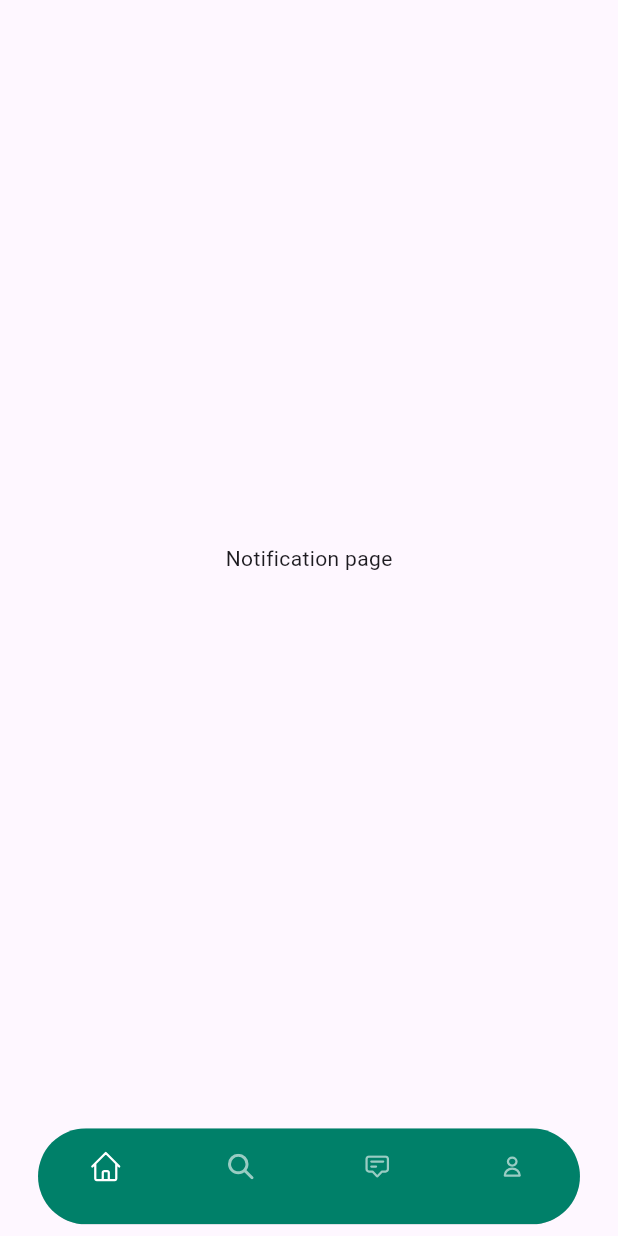
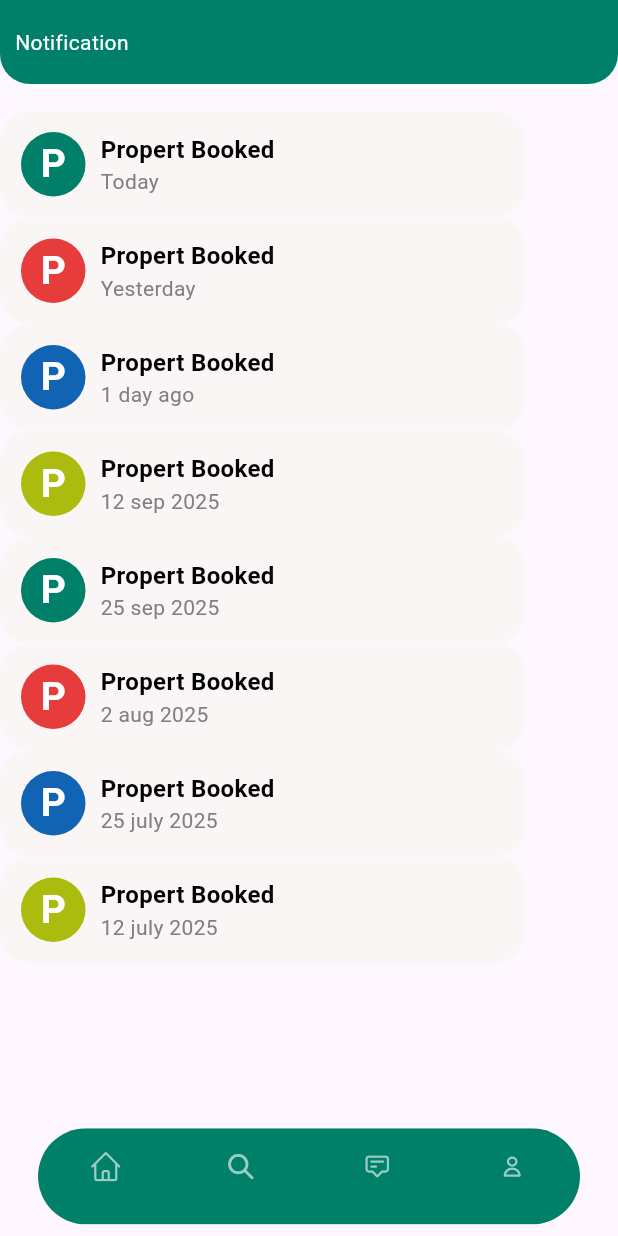
Before and after one commit to fthmnida551-star/property_managment, a Flutter app: the screen it shows after launch, item 3 of the bottom bar chosen, on a phone screen of 412 x 824 dp. Run offline on Flutter 3.47's test engine with Material 3 defaults, Android fonts, the phone set to English and light mode, and no system bars; our stand-ins replace flutter_screenutil, flutter_svg.

Commit message:
editing part

```diff
--- a/lib/core/theme/app_colors.dart
+++ b/lib/core/theme/app_colors.dart
@@ -11,7 +11,7 @@ class AppColors {
   static const yellowcolor = Color(0XFFF2BB16);
   static const redcolor = Color(0XFFE73C3C);
   // <<<<<<< HEAD
-  static const whitecolor=Color(0XFFFFF8F8);
+  static const whitecolor = Color(0XFFFFF8F8);
 
   // =======
   // >>>>>>> jafna_dev
@@ -21,9 +21,9 @@ class AppColors {
   static Color get opacitygrayColorText =>
       const Color(0xff000000).withOpacity(0.60);
   static Color get opacitygreyColor1 =>
-      const Color(0XFF0000001C).withOpacity(0.11);
+      const Color(0Xff000000).withOpacity(0.11);
   static Color get opacitygreyColor2 =>
-      const Color(0XFFA09B9B80).withOpacity(0.50);
+      const Color(0XffA09B9B).withOpacity(0.50);
 
   // profile Screen
   // Common colors
@@ -31,19 +31,20 @@ class AppColors {
   static const Color blackColor = Color(0xFF000000);
   static const Color greencolor = Color(0xFF008069);
   // Opacity color
-  static Color get opacityGrey =>
-      const Color(0xFF000000).withOpacity(0.3);
-
+  static Color get opacityGrey => const Color(0xFF000000).withOpacity(0.3);
 
   // login page
 
-
   static const Color greyColor = Color(0xFF808080);
 
+  static Color get opacityGreyy => Colors.black.withOpacity(0.5);
+  static Color get OpacitygreyColor =>
+      const Color(0xff000000).withOpacity(0.30);
+  static Color get OpacitygrayColorText =>
+      const Color(0xff000000).withOpacity(0.60);
 
-  static Color get opacityGreyy => Colors.black.withOpacity(0.5);
-  static Color get OpacitygreyColor=>
-  const Color(0xff000000).withOpacity(0.30);
-  static Color get OpacitygrayColorText=>
-  const Color(0xff000000) .withOpacity(0.60);
+  // notification Screen
+  static const Color ntfctBlue = Color(0xFF1163B4);
+  static const Color ntfctnYellow = Color(0xFFABBC0E);
+
 }
--- a/lib/core/theme/asset_resource.dart
+++ b/lib/core/theme/asset_resource.dart
@@ -4,11 +4,14 @@ class AssetResource {
   static const filteringImage = 'assets/properties/mage_filter.svg';
   static const roundeTick = 'assets/properties/rounderd_tick.svg';
   static const home = 'assets/svg/homesign.svg';
+  static const homeOutline = 'assets/svg/HomeOutline.svg';
   static const search = 'assets/svg/searchsign.svg';
   static const notification = 'assets/svg/notificationsign.svg';
   // <<<<<<< HEAD
   static const profile = 'assets/svg/profilesign.svg';
   static const building1 = 'assets/dashboard/building1.png';
+  static const camera = 'assets/properties/camera_photo.svg';
+  static const tick = 'assets/properties/tick_of_save.png';
   // =======
   static const bookingbuilding1 = 'assets/dashboard/building1.png';
   // >>>>>>> jafna_dev
@@ -17,25 +20,24 @@ class AssetResource {
   // <<<<<<< HEAD
 
   //propertydetails-----------
-  static const location='assets/propertydetails/location.png';
-  static const property='assets/propertydetails/building.png';
-  static const maintenanceIcon='assets/propertydetails/maintenance_icon.svg';
-   static const car='assets/propertydetails/car_icon.svg';
-
+  static const location = 'assets/propertydetails/location.png';
+  static const property = 'assets/propertydetails/building.png';
+  static const maintenanceIcon = 'assets/propertydetails/maintenance_icon.svg';
+  static const car = 'assets/propertydetails/car_icon.svg';
 
   // profile screen
 
- static const profilepic='asset/profile/profile.png';
-  static const edit="asset/edit.svg";
+  static const profilepic = 'assets/profile/profile.png';
+  static const edit = "asset/edit.svg";
 
   // logo
 
-   static const name="assets/auth/logo.png";
+  static const name = "assets/auth/logo.png";
 
   // =======
   static const totalproperty = 'assets/svg/totalproperty.svg';
-  static const contact ='assets/svg/contact.svg';
+  static const contact = 'assets/svg/contact.svg';
   // static const profile ='assets/svg/profilesign.svg';
-  static const appLogo ='assets/svg/logo_for_dashboard.svg';
+  static const appLogo = 'assets/svg/logo_for_dashboard.svg';
   // >>>>>>> jafna_dev
 }
--- a/lib/main.dart
+++ b/lib/main.dart
@@ -1,10 +1,14 @@
 import 'package:flutter/material.dart';
 import 'package:flutter_screenutil/flutter_screenutil.dart';
+import 'package:property_managment/presentation/animated_container.dart';
 
 
 import 'package:property_managment/presentation/booking_details.dart';
+import 'package:property_managment/presentation/notification_screen/notificationscreen.dart';
 import 'package:property_managment/presentation/propertydetails/propertydetails.dart';
 import 'package:property_managment/presentation/searching_page/add_landlord_details.dart';
+import 'package:property_managment/presentation/searching_page/add_property.dart';
+import 'package:property_managment/presentation/searching_page/searchingpage.dart';
 import 'package:property_managment/widget/bottom_navigation_bar.dart';
 import 'package:property_managment/widget/date_picker.dart';
 
@@ -29,7 +33,7 @@ class MyApp extends StatelessWidget {
       splitScreenMode: true,
       builder: (context, child) {
         return MaterialApp(
-        home: BottomNavigationWidget (),
+        home:BottomNavigationWidget(currentIndex: 0,),
         debugShowCheckedModeBanner: false,
         );
       },
--- a/lib/presentation/booking_details.dart
+++ b/lib/presentation/booking_details.dart
@@ -1,6 +1,7 @@
 import 'package:flutter/material.dart';
 import 'package:flutter_screenutil/flutter_screenutil.dart';
 import 'package:property_managment/core/theme/app_colors.dart';
+import 'package:property_managment/presentation/animated_container.dart';
 import 'package:property_managment/widget/appbar_widget.dart';
 import 'package:property_managment/widget/bottom_navigation_bar.dart';
 import 'package:property_managment/widget/date_picker.dart';
@@ -35,7 +36,7 @@ class _BookingDetailsState extends State<BookingDetails> {
                 ),
               ),
               Text(
-                'Add Landlord details',
+                'Add Booking Dtails',
                 style: TextStyle(color: AppColors.white, fontSize: 19.sp),
               ),
             ],
@@ -66,7 +67,7 @@ class _BookingDetailsState extends State<BookingDetails> {
                 Navigator.push(
                   context,
                   MaterialPageRoute(
-                    builder: (context) => BottomNavigationWidget(),
+                    builder: (context) =>GrowContainer(),
                   ),
                 );
               },
--- /dev/null
+++ b/lib/presentation/notification_screen/notification_container.dart
@@ -0,0 +1,73 @@
+import 'package:flutter/material.dart';
+import 'package:property_managment/core/theme/app_colors.dart';
+
+class NotificationContainer extends StatefulWidget {
+  final String text;
+  final Color color;
+  const NotificationContainer({
+    super.key,
+    required this.text,
+    required this.color,
+  });
+
+  @override
+  State<NotificationContainer> createState() => _NotificationContainerState();
+}
+
+class _NotificationContainerState extends State<NotificationContainer> {
+  @override
+  Widget build(BuildContext context) {
+    return Container(
+      width: 350,
+      height: 71,
+      decoration: BoxDecoration(
+        color: AppColors.searchbar,
+        borderRadius: BorderRadius.circular(20),
+      ),
+      child: Padding(
+        padding: const EdgeInsets.all(14.0),
+        child: Row(
+          children: [
+            Container(
+              height: 43,
+              width: 43,
+              decoration: BoxDecoration(
+                color: widget.color,
+                borderRadius: BorderRadius.circular(50),
+              ),
+              child: Center(
+                child: Text(
+                  "P",
+                  style: TextStyle(
+                    fontSize: 26,
+                    fontWeight: FontWeight.bold,
+                    color: AppColors.white,
+                  ),
+                ),
+              ),
+            ),
+            SizedBox(width: 10,),
+            Column(
+              mainAxisAlignment: MainAxisAlignment.center,
+              crossAxisAlignment: CrossAxisAlignment.start,
+              children: [
+                Text(
+                  'Propert Booked',
+                  style: TextStyle(
+                    color: AppColors.black,
+                    fontSize: 16,
+                    fontWeight: FontWeight.bold,
+                  ),
+                ),
+                Text(
+                  widget.text,
+                  style: TextStyle(color: AppColors.greyColor, fontSize: 14),
+                ),
+              ],
+            ),
+          ],
+        ),
+      ),
+    );
+  }
+}
--- /dev/null
+++ b/lib/presentation/notification_screen/notificationscreen.dart
@@ -0,0 +1,41 @@
+import 'package:flutter/material.dart';
+import 'package:property_managment/core/theme/app_colors.dart';
+import 'package:property_managment/presentation/notification_screen/notification_container.dart';
+import 'package:property_managment/widget/appbar_widget.dart';
+
+class Notificationscreen extends StatefulWidget {
+  const Notificationscreen({super.key});
+
+  @override
+  State<Notificationscreen> createState() => _NotificationscreenState();
+}
+
+class _NotificationscreenState extends State<Notificationscreen> {
+  Widget divider=SizedBox(height: 12,);
+  @override
+  Widget build(BuildContext context) {
+    return Scaffold(
+      appBar: AppbarWidget(child: Padding(
+        padding: const EdgeInsets.only(left: 10),
+        child: Text('Notification',style: TextStyle(color: AppColors.white),),
+      ),),
+      body:SingleChildScrollView(
+        child: Column(
+          children: [
+            SizedBox(height: 18,),
+             NotificationContainer(color: AppColors.greenColor,text: 'Today',),
+             NotificationContainer(text: 'Yesterday', color: AppColors.redcolor),
+             NotificationContainer(text: '1 day ago', color: AppColors.ntfctBlue),
+             NotificationContainer(text: '12 sep 2025', color: AppColors.ntfctnYellow),
+             NotificationContainer(color: AppColors.greenColor,text: '25 sep 2025',),
+             NotificationContainer(text: '2 aug 2025', color: AppColors.redcolor),
+             NotificationContainer(text: '25 july 2025', color: AppColors.ntfctBlue),
+             NotificationContainer(text: '12 july 2025', color: AppColors.ntfctnYellow)
+          ],
+        ),
+      ),
+
+
+    );
+  }
+}
--- a/lib/presentation/profile/profile.dart
+++ b/lib/presentation/profile/profile.dart
@@ -1,6 +1,6 @@
 import 'package:flutter/material.dart';
 import 'package:flutter_screenutil/flutter_screenutil.dart';
-import 'package:flutter_svg/svg.dart';
+
 import 'package:property_managment/core/theme/app_colors.dart';
 import 'package:property_managment/core/theme/asset_resource.dart';
 import 'package:property_managment/presentation/profile/widget/list_tile_container.dart';
@@ -54,7 +54,7 @@ class _ProfilescreenState extends State<Profilescreen> {
               decoration: BoxDecoration(
                 borderRadius: BorderRadius.circular(42.5),
               ),
-              child: Image.asset(AssetResource.profile),
+              child: Image.asset(AssetResource.profilepic,height: 50.h,width: 50.w,),
             ),
             title: Text(
               'Nidha C',
--- a/lib/presentation/propertydetails/propertydetails.dart
+++ b/lib/presentation/propertydetails/propertydetails.dart
@@ -1,6 +1,7 @@
 import 'package:flutter/material.dart';
 import 'package:property_managment/core/theme/app_colors.dart';
 import 'package:property_managment/core/theme/asset_resource.dart';
+import 'package:property_managment/presentation/animated_container.dart';
 import 'package:property_managment/presentation/booking_details.dart';
 import 'package:property_managment/presentation/dashboard/dashboard.dart';
 import 'package:property_managment/presentation/searching_page/add_property.dart';
--- a/lib/presentation/searching_page/add_landlord_details.dart
+++ b/lib/presentation/searching_page/add_landlord_details.dart
@@ -77,7 +77,7 @@ class _AddLandlordDetailsState extends State<AddLandlordDetails> {
                 Navigator.push(
                   context,
                   MaterialPageRoute(
-                    builder: (contex) => BottomNavigationWidget(),
+                    builder: (contex) => BottomNavigationWidget(currentIndex: 1,),
                   ),
                 );
               },
--- a/lib/presentation/searching_page/searchingpage.dart
+++ b/lib/presentation/searching_page/searchingpage.dart
@@ -123,9 +123,12 @@ class _SearchingpageState extends State<Searchingpage> {
             PropertyContainer(text: 'Booked',textColor: AppColors.white,color: AppColors.booked,),
             PropertyContainer(text: 'Booking Now'),
             PropertyContainer(text: 'Booked',textColor: AppColors.white,color: AppColors.booked,),
+
           ],
         ),
       ),
     );
   }
+
+
 }
--- a/lib/widget/bottom_navigation_bar.dart
+++ b/lib/widget/bottom_navigation_bar.dart
@@ -4,30 +4,31 @@ import 'package:flutter_svg/svg.dart';
 import 'package:property_managment/core/theme/app_colors.dart';
 import 'package:property_managment/core/theme/asset_resource.dart';
 import 'package:property_managment/presentation/dashboard/dashboard.dart';
+import 'package:property_managment/presentation/notification_screen/notificationscreen.dart';
 import 'package:property_managment/presentation/profile/profile.dart';
 import 'package:property_managment/presentation/searching_page/searchingpage.dart';
 
 class BottomNavigationWidget extends StatefulWidget {
-
-  const BottomNavigationWidget({super.key});
+  int currentIndex;
+  BottomNavigationWidget({super.key, required this.currentIndex});
 
   @override
   State<BottomNavigationWidget> createState() => _BottomNavigationWidgetState();
 }
 
 class _BottomNavigationWidgetState extends State<BottomNavigationWidget> {
-  final ValueNotifier<int> _currentIndex = ValueNotifier<int>(0);
+  // final ValueNotifier<int> _currentIndex = ValueNotifier<int>(0);
 
   final List<Widget> _pages = const [
     Center(child: DashboardScreen()),
-   Center(child: Searchingpage()),
-    Center(child: Text('Notification page')),
+    Center(child: Searchingpage()),
+    Center(child: Notificationscreen()),
     Center(child: Profilescreen()),
   ];
 
   @override
   void dispose() {
-    _currentIndex.dispose();
+    // _currentIndex.dispose();
     super.dispose();
   }
 
@@ -35,30 +36,30 @@ class _BottomNavigationWidgetState extends State<BottomNavigationWidget> {
   Widget build(BuildContext context) {
     return Scaffold(
       resizeToAvoidBottomInset: false,
-      body: ValueListenableBuilder<int>(
-        valueListenable: _currentIndex,
-        builder: (context, index, _) => _pages[index],
-      ),
+      body: _pages[widget.currentIndex],
       bottomNavigationBar: SafeArea(
         child: Padding(
           padding: EdgeInsets.symmetric(horizontal: 24.w, vertical: 8.h),
           child: ClipRRect(
             borderRadius: BorderRadius.circular(50),
             child: BottomNavigationBar(
-              currentIndex: _currentIndex.value,
-              onTap: (newIndex) => _currentIndex.value = newIndex,
+              currentIndex: widget.currentIndex,
+              onTap: (newIndex) {
+                setState(() {
+                  widget.currentIndex = newIndex;
+                });
+              },
               backgroundColor: AppColors.greenColor,
               selectedItemColor: Colors.white,
               unselectedItemColor: Colors.blueGrey,
               type: BottomNavigationBarType.fixed,
-              items:  [
+              items: [
                 BottomNavigationBarItem(
                   icon: Padding(
                     padding: const EdgeInsets.only(top: 8),
-                    child: SvgPicture.asset(AssetResource.home),
+                    child: SvgPicture.asset(AssetResource.homeOutline),
                   ),
                   label: '',
-
                 ),
                 BottomNavigationBarItem(
                   icon: Padding(
@@ -66,7 +67,6 @@ class _BottomNavigationWidgetState extends State<BottomNavigationWidget> {
                     child: SvgPicture.asset(AssetResource.search),
                   ),
                   label: '',
-
                 ),
                 BottomNavigationBarItem(
                   icon: Padding(
@@ -74,7 +74,6 @@ class _BottomNavigationWidgetState extends State<BottomNavigationWidget> {
                     child: SvgPicture.asset(AssetResource.notification),
                   ),
                   label: '',
-
                 ),
                 BottomNavigationBarItem(
                   icon: Padding(
@@ -82,7 +81,6 @@ class _BottomNavigationWidgetState extends State<BottomNavigationWidget> {
                     child: SvgPicture.asset(AssetResource.profile),
                   ),
                   label: '',
-
                 ),
               ],
             ),
--- a/pubspec.yaml
+++ b/pubspec.yaml
@@ -67,6 +67,8 @@ flutter:
     - assets/properties/
     - assets/svg/
     - assets/propertydetails/
+    - assets/auth/
+    - assets/profile/
 
 
   # An image asset can refer to one or more resolution-specific "variants", see
```
Also changed, not shown: lib/presentation/adding_users.dart (+12 -17 lines), lib/presentation/animated_container.dart (added, +55 -0 lines), lib/presentation/searching_page/add_property.dart (+15 -2 lines), lib/presentation/searching_page/widget/property_container.dart (+12 -5 lines), lib/presentation/users_screen.dart (+18 -7 lines), assets/properties/camera_photo.svg (added), assets/properties/tick_of_save.png (added), assets/svg/HomeOutline.svg (added). Lines whose indentation alone changed are shown as unchanged.
